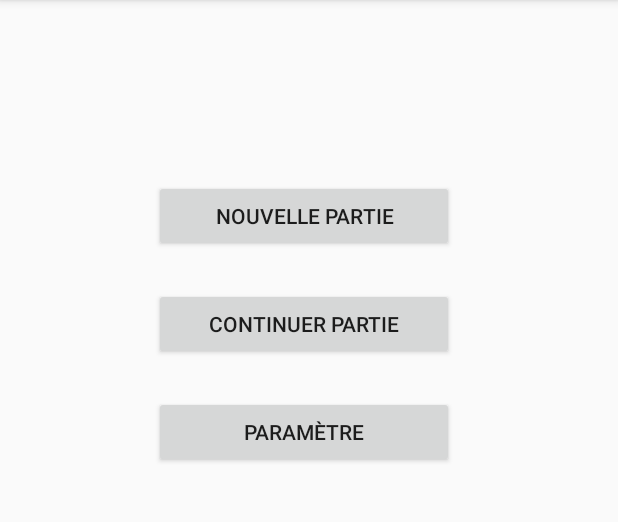
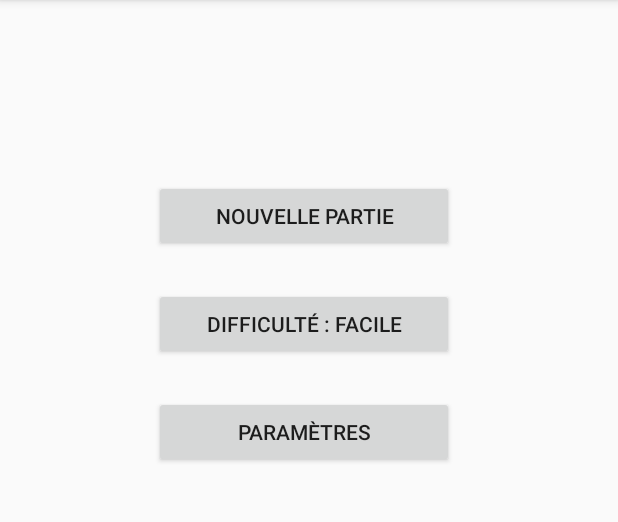
Before and after one commit to Thomas-LEPINE/MinesweeperAndroid, an Android app: the screen it shows after launch (MainActivity), on a phone screen of 412 x 824 dp, the part 84-606 px from its top. Run offline under Robolectric (Android 15) with nearby library versions, the phone set to English and light mode, and no system bars.

Commit message:
bouton difficulté

```diff
--- a/app/src/main/java/com/example/minesweeper/MainActivity.java
+++ b/app/src/main/java/com/example/minesweeper/MainActivity.java
@@ -8,18 +8,66 @@ import android.view.View;
 import android.widget.Button;
 
 public class MainActivity extends AppCompatActivity {
-    private Button btnGame = null;
+
+    /* COMPOSANTS */
+    private Button btnGame;
+    private Button btnChangeDifficulty;
+    private Button btnSetings;
+    private Button btnExit;
+    /* ##### */
+
+    /* Attributs */
+    private int difficulty;
+    /* ###### */
+
+
     @Override
     protected void onCreate(Bundle savedInstanceState) {
         super.onCreate(savedInstanceState);
         setContentView(R.layout.activity_main);
-        btnGame= findViewById(R.id.btnNewGame);
+        btnGame = (Button) findViewById(R.id.btnNewGame);
+        btnChangeDifficulty = (Button) findViewById(R.id.btnChangeDifficulty);
+        btnSetings = (Button) findViewById(R.id.btnSetings);
+        btnExit = (Button) findViewById(R.id.btnExit);
+
+        // La difficultée est mise à facile au début
+        btnChangeDifficulty.setText(getString(R.string.difficulty) + " " + getString(R.string.difficulty_easy));
+        difficulty = 0;
     }
 
 
     @Override
     protected void onStart() {
         super.onStart();
+
+        btnChangeDifficulty.setOnClickListener(new View.OnClickListener() { // Bouton difficulté
+            @Override
+            public void onClick(View v) {
+                switch(difficulty){
+                    case 0:
+                        // Facile -> normal
+                        btnChangeDifficulty.setText(getString(R.string.difficulty) + " " + getString(R.string.difficulty_normal));
+                        difficulty = 1;
+                        break;
+                    case 1:
+                        // normal -> difficile
+                        btnChangeDifficulty.setText(getString(R.string.difficulty) + " " + getString(R.string.difficulty_difficile));
+                        difficulty = 2;
+                        break;
+                    case 2:
+                        // difficile -> facile
+                        btnChangeDifficulty.setText(getString(R.string.difficulty) + " " + getString(R.string.difficulty_easy));
+                        difficulty = 0;
+                        break;
+                    default:
+                        // ? (bug) -> facile
+                        btnChangeDifficulty.setText(getString(R.string.difficulty) + " " + getString(R.string.difficulty_easy));
+                        difficulty = 0;
+                        break;
+                }
+            }
+        });
+
         btnGame.setOnClickListener(new View.OnClickListener() {
             @Override
             public void onClick(View view) {
--- a/app/src/main/res/layout/activity_main.xml
+++ b/app/src/main/res/layout/activity_main.xml
@@ -18,11 +18,11 @@
         app:layout_constraintTop_toTopOf="parent" />
 
     <Button
-        android:id="@+id/btnResumeGame"
+        android:id="@+id/btnChangeDifficulty"
         android:layout_width="200dp"
         android:layout_height="wrap_content"
         android:layout_marginTop="24dp"
-        android:text="@string/resume_game"
+        android:text="@string/difficulty"
         app:layout_constraintEnd_toEndOf="parent"
         app:layout_constraintHorizontal_bias="0.483"
         app:layout_constraintStart_toStartOf="parent"
@@ -37,7 +37,7 @@
         app:layout_constraintEnd_toEndOf="parent"
         app:layout_constraintHorizontal_bias="0.483"
         app:layout_constraintStart_toStartOf="parent"
-        app:layout_constraintTop_toBottomOf="@+id/btnResumeGame" />
+        app:layout_constraintTop_toBottomOf="@+id/btnChangeDifficulty" />
 
     <Button
         android:id="@+id/btnExit"
--- a/app/src/main/res/values/strings.xml
+++ b/app/src/main/res/values/strings.xml
@@ -1,8 +1,11 @@
 <resources>
     <string name="app_name">MineSweeper</string>
     <string name="new_game">Nouvelle Partie</string>
-    <string name="resume_game">Continuer Partie</string>
-    <string name="settings">Paramètre</string>
+    <string name="difficulty">Difficulté :</string>
+    <string name="difficulty_easy">Facile</string>
+    <string name="difficulty_normal">Normale</string>
+    <string name="difficulty_difficile">Difficile</string>
+    <string name="settings">Paramètres</string>
     <string name="exit">Quitter</string>
     <string name="timer">Timer</string>
     <string name="switch_text"></string>
```
